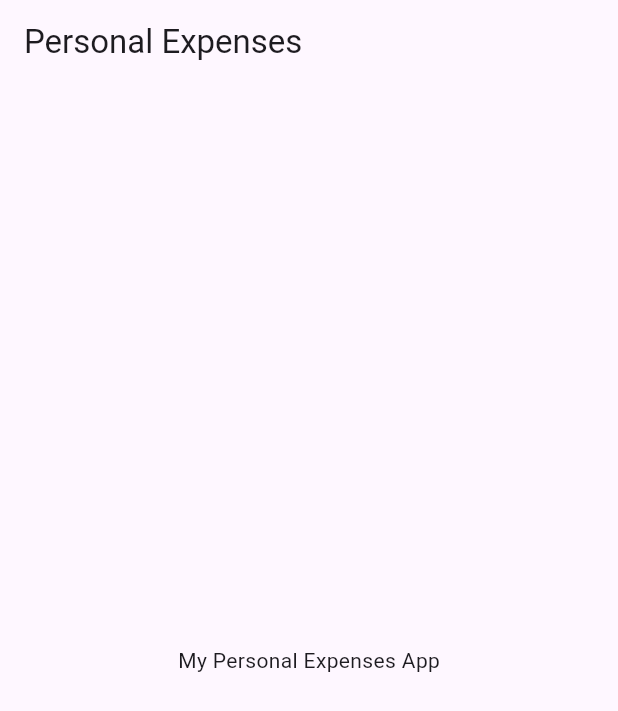
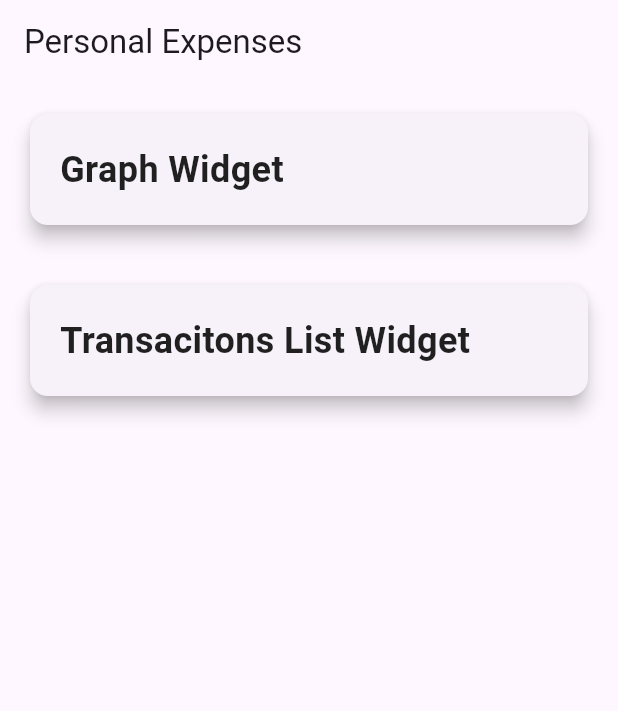
Before and after one commit to aureliojoseph/personal_expenses, a Flutter app: the screen it shows after launch, on a phone screen of 412 x 824 dp. Shown: the top 711 px of the screen. Run offline on Flutter 3.47's test engine with Material 3 defaults, Android fonts, the phone set to English and light mode, and no system bars.

Commit message:
feat: add GraphWidget and TransactionListWidget to main page

```diff
--- a/lib/main.dart
+++ b/lib/main.dart
@@ -1,4 +1,6 @@
 import 'package:flutter/material.dart';
+import 'package:personal_expenses/widgets/graph_widget.dart';
+import 'package:personal_expenses/widgets/transaction_list_widget.dart';
 
 void main() {
   runApp(const PersonalExpenses());
@@ -20,7 +22,10 @@ class MyHomePage extends StatelessWidget {
   Widget build(BuildContext context) {
     return Scaffold(
       appBar: AppBar(title: Text('Personal Expenses')),
-      body: Center(child: Text('My Personal Expenses App')),
+      body: Column(
+        crossAxisAlignment: CrossAxisAlignment.stretch,
+        children: [const GraphWidget(), const TransactionListWidget()],
+      ),
     );
   }
 }
--- /dev/null
+++ b/lib/widgets/graph_widget.dart
@@ -0,0 +1,24 @@
+import 'package:flutter/material.dart';
+
+class GraphWidget extends StatelessWidget {
+  const GraphWidget({super.key});
+
+  @override
+  Widget build(BuildContext context) {
+    return const Card(
+      elevation: 5,
+      margin: EdgeInsets.all(20),
+      child: Padding(
+        padding: EdgeInsets.all(20),
+        child: Text(
+          'Graph Widget',
+          style: TextStyle(
+            fontSize: 24,
+            fontWeight: FontWeight.bold,
+            color: Colors.black87,
+          ),
+        ),
+      ),
+    );
+  }
+}
--- /dev/null
+++ b/lib/widgets/transaction_list_widget.dart
@@ -0,0 +1,24 @@
+import 'package:flutter/material.dart';
+
+class TransactionListWidget extends StatelessWidget {
+  const TransactionListWidget({super.key});
+
+  @override
+  Widget build(BuildContext context) {
+    return const Card(
+      elevation: 5,
+      margin: EdgeInsets.all(20),
+      child: Padding(
+        padding: EdgeInsets.all(20),
+        child: Text(
+          'Transacitons List Widget',
+          style: TextStyle(
+            fontSize: 24,
+            fontWeight: FontWeight.bold,
+            color: Colors.black87,
+          ),
+        ),
+      ),
+    );
+  }
+}
```
